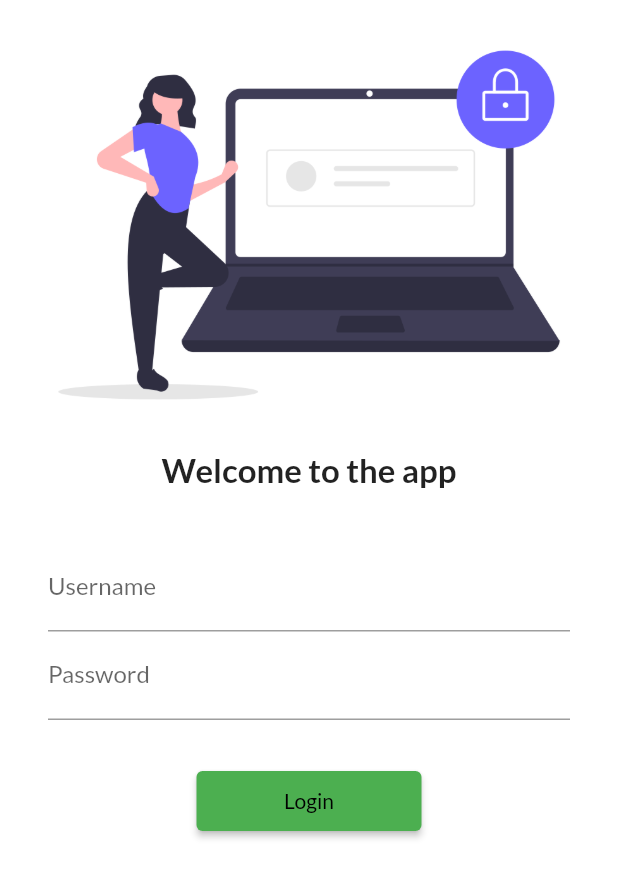
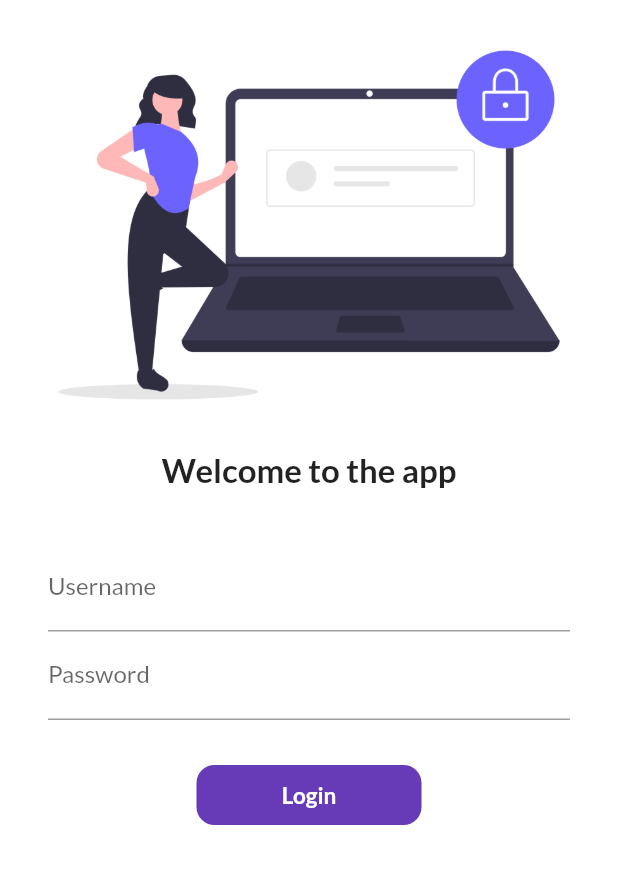
Before and after one commit to Rahulmax-2002/catalog_app, a Flutter app: the screen it shows after launch, on a phone screen of 412 x 824 dp. Shown: the top 878 px of the screen. Run offline on Flutter 3.47's test engine with Material 2 defaults, Android fonts, the phone set to English and light mode, and no system bars; our stand-ins replace google_fonts.

Commit message:
day 6 completed

```diff
--- a/lib/pages/homepage.dart
+++ b/lib/pages/homepage.dart
@@ -9,6 +9,7 @@ class HomePage extends StatelessWidget {
     String name = "rahul";
     return Scaffold(
       appBar: AppBar(
+        backgroundColor: Colors.deepPurple,
         title: Text("Catalog App"),
       ),
       body: Center(
--- a/lib/pages/login_page.dart
+++ b/lib/pages/login_page.dart
@@ -5,7 +5,14 @@ import "package:flutter/material.dart";
 import '../util/routes.dart';
 
 // ignore: use_key_in_widget_constructors
-class LoginPage extends StatelessWidget {
+class LoginPage extends StatefulWidget {
+  @override
+  State<LoginPage> createState() => _LoginPageState();
+}
+
+class _LoginPageState extends State<LoginPage> {
+  bool changebutton = false;
+
   @override
   Widget build(BuildContext context) {
     return Material(
@@ -46,7 +53,38 @@ class LoginPage extends StatelessWidget {
                   SizedBox(
                     height: 30.0,
                   ),
-                  ElevatedButton(
+                  InkWell(
+                    onTap: () async {
+                      setState(() {
+                        changebutton = true;
+                      });
+                      await Future.delayed(Duration(seconds: 1));
+                      Navigator.pushNamed(context, MyRoutes.HomeRoute);
+                    },
+                    child: AnimatedContainer(
+                      duration: Duration(seconds: 1),
+                      width: changebutton ? 50 : 150,
+                      height: 40,
+                      alignment: Alignment.center,
+                      decoration: BoxDecoration(
+                          color: Colors.deepPurple,
+                          borderRadius:
+                              BorderRadius.circular(changebutton ? 50 : 12)),
+                      child: changebutton
+                          ? Icon(
+                              Icons.done,
+                              color: Colors.white,
+                            )
+                          : Text(
+                              "Login",
+                              style: TextStyle(
+                                  color: Colors.white,
+                                  fontWeight: FontWeight.bold,
+                                  fontSize: 15),
+                            ),
+                    ),
+                  )
+                  /* ElevatedButton(
                     child: Text("Login"),
                     style: TextButton.styleFrom(
                         minimumSize: Size(150, 40),
@@ -54,7 +92,7 @@ class LoginPage extends StatelessWidget {
                     onPressed: () {
                       Navigator.pushNamed(context, MyRoutes.HomeRoute);
                     },
-                  )
+                  ) */
                 ],
               ),
             )
```
